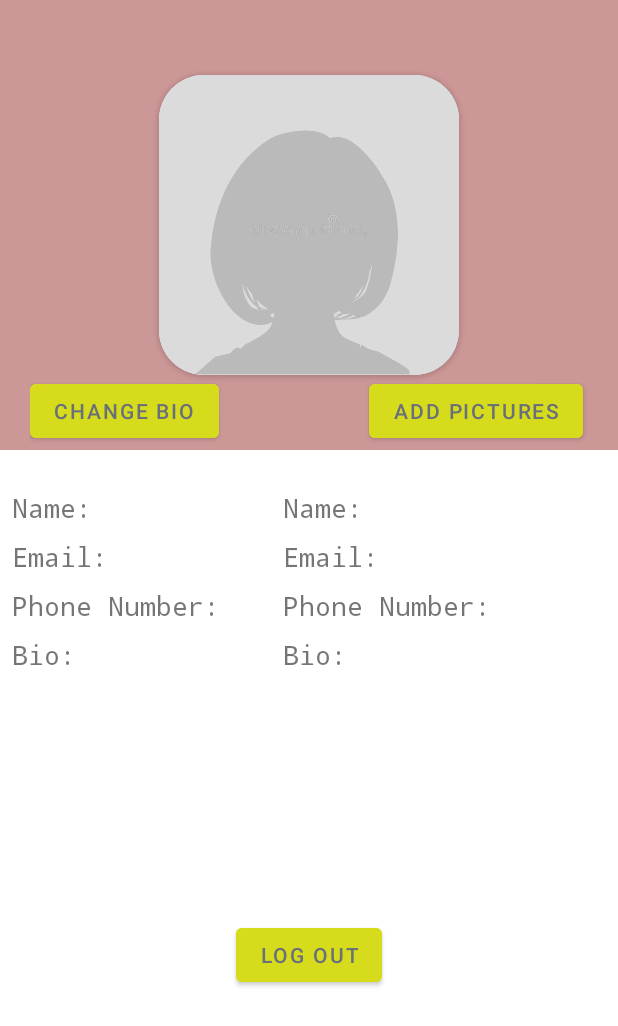
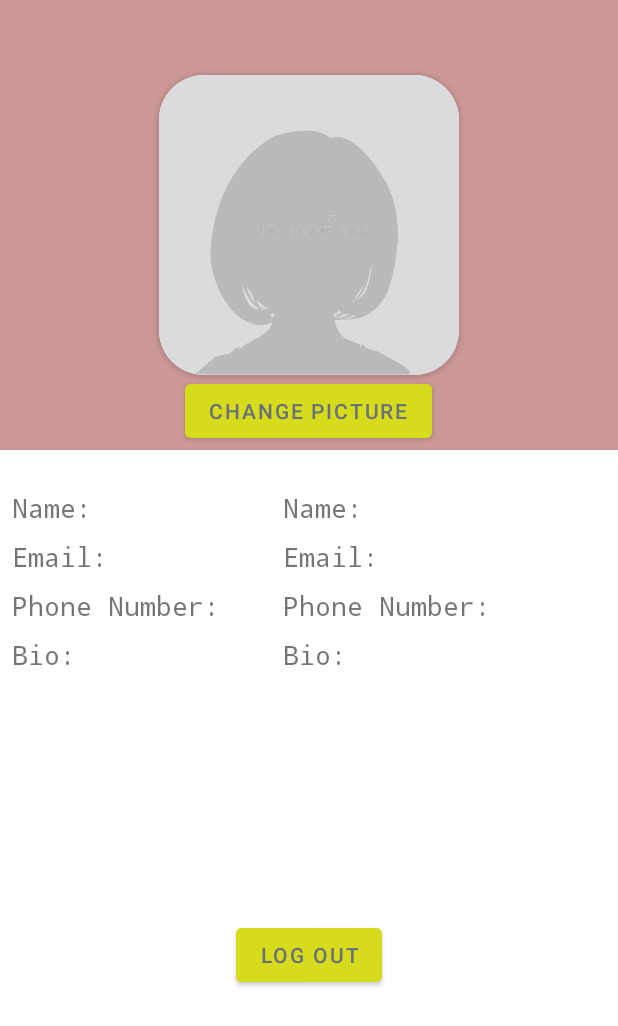
Before and after one commit to Aka-sha/Cos-Aiko, an Android app: the ProfilePage screen opened directly, with no data from a screen before it, on a phone screen of 412 x 824 dp. Shown: the top 1026 px of the screen. Run offline under Robolectric (Android 15) with nearby library versions, the phone set to English and light mode, and no system bars; libraries missing offline, so code that uses them is left out: com.github.dhaval2404.imagepicker; 1 statement that could not run was skipped.

Commit message:
route user to login page after registration is complete. Modified 'add pictures' button on profile page

```diff
--- a/CosAiko/app/src/main/java/com/capstone/cos_aiko/Register.java
+++ b/CosAiko/app/src/main/java/com/capstone/cos_aiko/Register.java
@@ -72,9 +72,9 @@ public class Register extends AppCompatActivity {
                 if (response.isSuccessful()) { // user successfully registered
                     UserResponse currUser = response.body();
                     // login successful
-                    Toast.makeText(getApplicationContext(), "Hello Javatpoint", Toast.LENGTH_SHORT).show();
-                    Intent tabPage = new Intent(getApplicationContext(), TabPage.class);
-                    startActivity(tabPage);
+                    Toast.makeText(getApplicationContext(), "Account successfully created. You may now login", Toast.LENGTH_SHORT).show();
+                    Intent login = new Intent(getApplicationContext(), MainActivity.class);
+                    startActivity(login);
                 } else { // not successful because email already exists - 400 error code (BAD REQUEST)
                     Toast.makeText(getApplicationContext(), "Email already exists", Toast.LENGTH_SHORT).show();
                 }
--- a/CosAiko/app/src/main/res/layout/activity_profile_page.xml
+++ b/CosAiko/app/src/main/res/layout/activity_profile_page.xml
@@ -40,25 +40,18 @@
     android:layout_width="match_parent"
     android:layout_height="wrap_content"
     android:padding="20dp"
+    android:gravity="center"
+    android:orientation="vertical"
     android:layout_marginTop="-70dp"
     android:backgroundTint="@color/material_on_surface_emphasis_medium">
-    <com.google.android.material.button.MaterialButton
-        android:id="@+id/bio_button"
-        android:layout_width="wrap_content"
-        android:layout_height="wrap_content"
-        android:layout_below="@id/password"
-        android:backgroundTint="#d6dc1c"
-        android:text="Change Bio"
-        android:textColor="#69707a"
-        app:layout_constraintVertical_bias="0.0" />
+
     <com.google.android.material.button.MaterialButton
         android:id="@+id/add_pic"
         android:layout_width="wrap_content"
         android:layout_height="wrap_content"
         android:layout_below="@id/password"
         android:backgroundTint="#d6dc1c"
-        android:text="Add Pictures"
-        android:layout_marginLeft="100dp"
+        android:text="Change Picture"
         android:textColor="#69707a"
         app:layout_constraintVertical_bias="0.0" />
 
```
